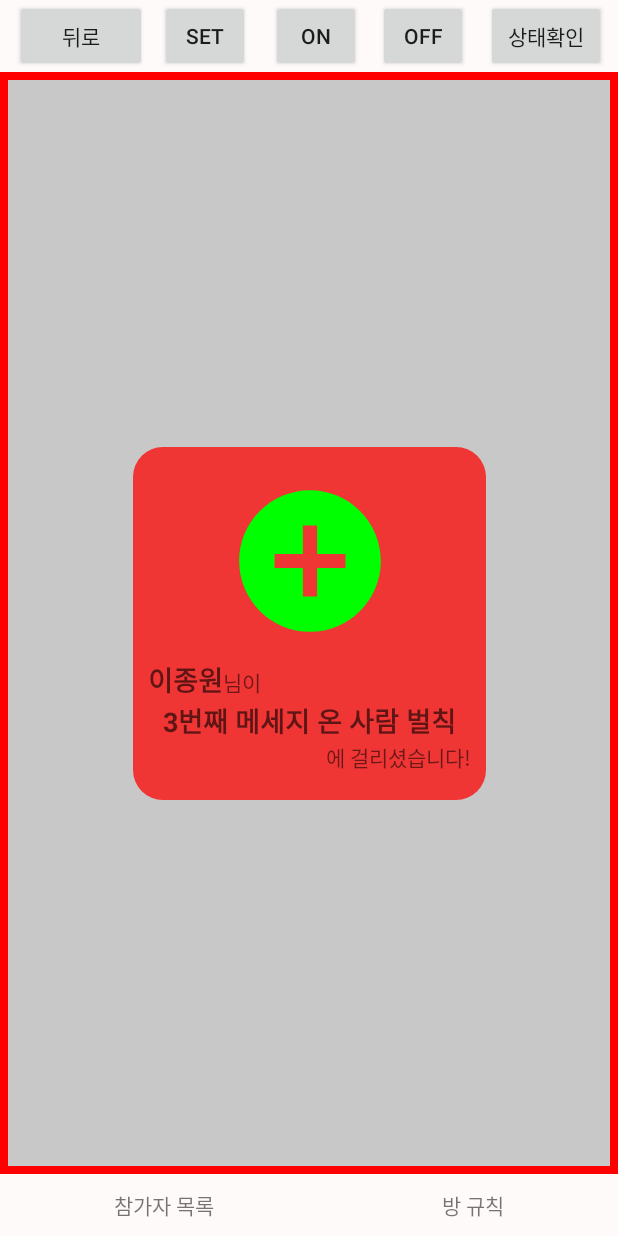
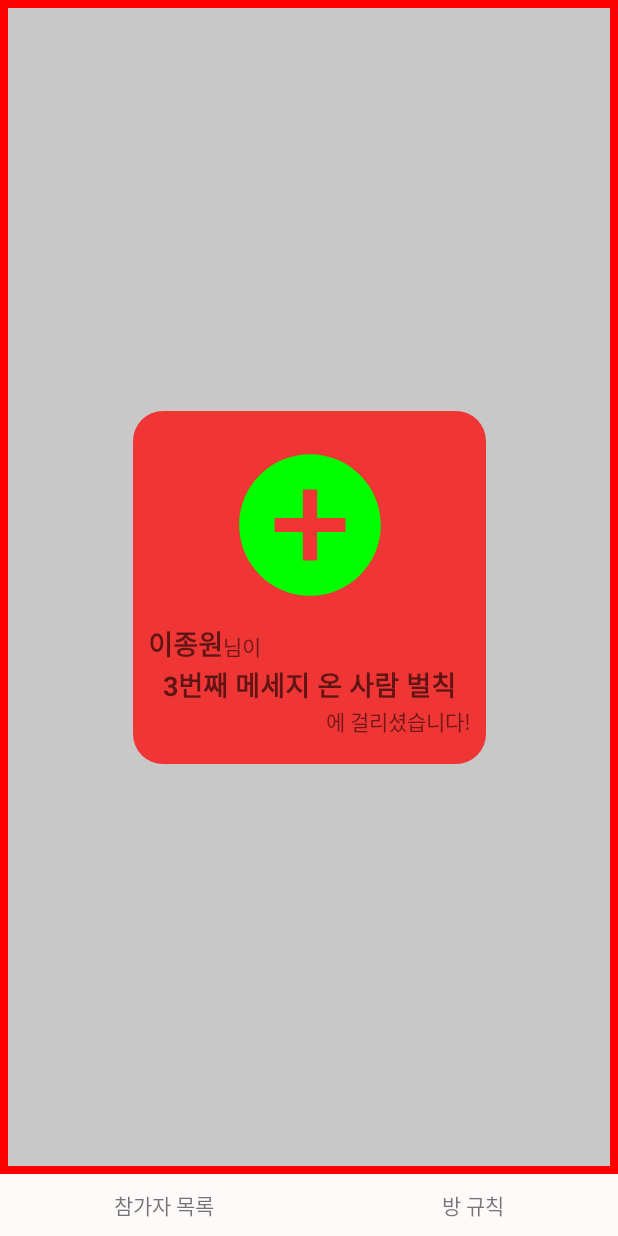
Before and after one commit to RunaticMoon/proJ3ct-Dev.PerfectStranger, an Android app: the layout activity_chet_room.xml on its own in the app's theme, with its tools: preview values and no code run, on a phone screen of 412 x 824 dp. Run offline under Robolectric (Android 15) with nearby library versions, the light colour scheme and no system bars.

```diff
--- a/app/src/main/java/com/proj3ct/perfectstranger/Firebase/FirebaseDB.java
+++ b/app/src/main/java/com/proj3ct/perfectstranger/Firebase/FirebaseDB.java
@@ -229,7 +229,7 @@ public class FirebaseDB {
 
         setSetting(10);
 
-        addRule(0, 0, "모든 알람 공유하기");
+       // addRule(0, 0, "모든 알람 공유하기");
 
         if(list_chet != null)
             setMessageListener();
@@ -388,7 +388,7 @@ public class FirebaseDB {
                     Log.e("[LOG] listener", dataSnapshot.toString());
                     User user = dataSnapshot.getValue(User.class);
                     Log.e("[LOG] user", user.getName());
-                    userAdapter.add(user);
+                    //userAdapter.add(user);
                 }
             }
             @Override
--- a/app/src/main/java/com/proj3ct/perfectstranger/startActivity.java
+++ b/app/src/main/java/com/proj3ct/perfectstranger/startActivity.java
@@ -95,16 +95,16 @@ public class startActivity extends AppCompatActivity {
         edit_name=(EditText)findViewById(R.id.edit_name);
 
         appVariables = (AppVariables)getApplication();
+
         //벌칙 실행 확인용
-
         Vector<Rule> rules = new Vector<Rule>();
-        rules.add(new Rule(1,5));
+/*        rules.add(new Rule(1,5));
         rules.add(new Rule(2,3));
         rules.add(new Rule(3, "ㅋㅋ"));
         rules.add(new Rule(4,2));
         Rule rule = new Rule(5,1);
         rule.setforType();
-        rules.add(rule);
+        rules.add(rule);*/
         appVariables.setRules(rules);
 
         setAnimations();
--- a/app/src/main/res/layout/activity_chet_room.xml
+++ b/app/src/main/res/layout/activity_chet_room.xml
@@ -23,7 +23,7 @@
         app:layout_constraintBottom_toTopOf="@+id/layout_bottom"
         app:layout_constraintEnd_toEndOf="parent"
         app:layout_constraintStart_toStartOf="parent"
-        app:layout_constraintTop_toBottomOf="@+id/layout_top" />
+        app:layout_constraintTop_toTopOf="parent" />
 
     <android.support.constraint.ConstraintLayout
         android:id="@+id/alarm"
@@ -142,76 +142,6 @@
             android:text="방 규칙" />
     </LinearLayout>
 
-    <android.support.constraint.ConstraintLayout
-        android:id="@+id/layout_top"
-        android:layout_width="0dp"
-        android:layout_height="wrap_content"
-        android:orientation="horizontal"
-        android:background="#FFFAFA"
-        app:layout_constraintEnd_toEndOf="parent"
-        app:layout_constraintHorizontal_bias="1.0"
-        app:layout_constraintStart_toStartOf="parent"
-        app:layout_constraintTop_toTopOf="parent">
-
-        <Button
-            android:id="@+id/but_back"
-            android:layout_width="wrap_content"
-            android:layout_height="wrap_content"
-            android:layout_marginStart="10dp"
-            android:layout_weight="1"
-            android:text="뒤로"
-            app:layout_constraintStart_toStartOf="parent" />
-
-        <Button
-            android:id="@+id/btn_setNoti"
-            android:layout_width="60dp"
-            android:layout_height="wrap_content"
-            android:layout_marginStart="6dp"
-            android:layout_marginEnd="5dp"
-            android:text="set"
-            app:layout_constraintBottom_toBottomOf="parent"
-            app:layout_constraintEnd_toStartOf="@+id/btn_startService"
-            app:layout_constraintStart_toEndOf="@+id/but_back"
-            app:layout_constraintTop_toTopOf="parent" />
-
-        <Button
-            android:id="@+id/btn_startService"
-            android:layout_width="60dp"
-            android:layout_height="wrap_content"
-            android:layout_marginStart="5dp"
-            android:layout_marginEnd="5dp"
-            android:text="On"
-            app:layout_constraintBottom_toBottomOf="parent"
-            app:layout_constraintEnd_toStartOf="@+id/btn_stopService"
-            app:layout_constraintStart_toEndOf="@+id/btn_setNoti"
-            app:layout_constraintTop_toTopOf="parent" />
-
-        <Button
-            android:id="@+id/btn_stopService"
-            android:layout_width="60dp"
-            android:layout_height="wrap_content"
-            android:layout_marginStart="3dp"
-            android:layout_marginEnd="5dp"
-            android:text="OFF"
-            app:layout_constraintBottom_toBottomOf="parent"
-            app:layout_constraintEnd_toStartOf="@+id/btn_checkStatus"
-            app:layout_constraintStart_toEndOf="@+id/btn_startService"
-            app:layout_constraintTop_toTopOf="parent" />
-
-        <Button
-            android:id="@+id/btn_checkStatus"
-            android:layout_width="80dp"
-            android:layout_height="wrap_content"
-            android:layout_marginStart="3dp"
-            android:layout_marginEnd="5dp"
-            android:text="상태확인"
-            app:layout_constraintBottom_toBottomOf="parent"
-            app:layout_constraintEnd_toEndOf="parent"
-            app:layout_constraintStart_toEndOf="@+id/btn_stopService"
-            app:layout_constraintTop_toTopOf="parent" />
-
-    </android.support.constraint.ConstraintLayout>
-
     <TextView
         android:id="@+id/but_newMessage"
         android:layout_width="wrap_content"
```
Also changed, not shown: app/src/main/java/com/proj3ct/perfectstranger/Chet/chetRoom.java (+1 -44 lines), app/src/main/java/com/proj3ct/perfectstranger/Rule/Rule.java (+16 -0 lines), app/src/main/java/com/proj3ct/perfectstranger/Rule/rulesAdapter.java (+11 -3 lines).
